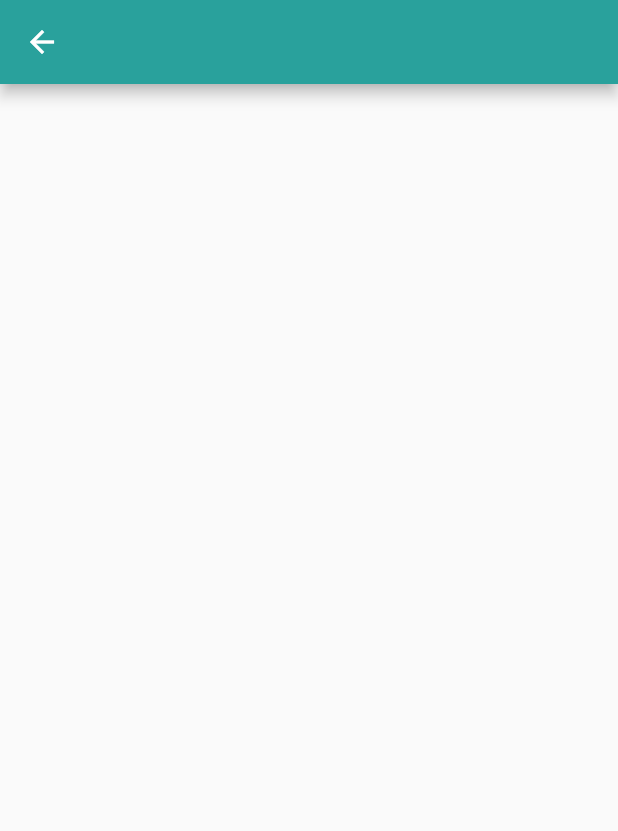
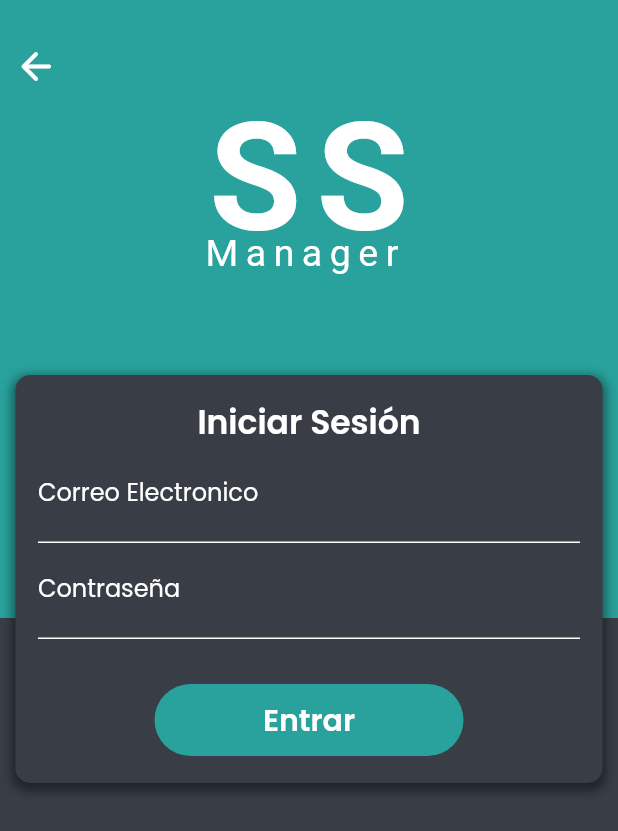
Before and after one commit to Hectorc70/ss_manager, a Flutter app: the LoginPage screen opened by its route, on a phone screen of 412 x 824 dp. Shown: the top 831 px of the screen. Run offline on Flutter 3.47's test engine with Material 2 defaults, Android fonts, the phone set to English and light mode, and no system bars.

Commit message:
Diseño de pantalla de Login

```diff
--- a/lib/src/pages/autenticacion/login_page.dart
+++ b/lib/src/pages/autenticacion/login_page.dart
@@ -1,12 +1,182 @@
 import 'package:flutter/material.dart';
+import 'package:provider/provider.dart';
+import 'package:ss_manager/src/validations/autenticacion.dart';
+
+class LoginPage extends StatelessWidget {
+  @override
+  Widget build(BuildContext context) {
+    return Material(
+        child: Stack(children: [
+      _background(context),
+      _header(context),
+      _formLogin(context),
+    ]));
+  }
+
+  Widget _header(BuildContext context) {
+    final colorPrimary = Theme.of(context).primaryColor;
+    final heigth = MediaQuery.of(context).size.height;
+    return Container(
+        color: colorPrimary,
+        width: double.infinity,
+        height: heigth / 2.0,
+        child: Column(
+          children: [
+            SizedBox(height: 20.0),
+            Row(
+              children: [
+                IconButton(
+                  onPressed: () {
+                    Navigator.pushReplacementNamed(context, '/');
+                  },
+                  icon: Icon(Icons.arrow_back_rounded),
+                  color: Colors.white,
+                  iconSize: 30.0,
+                )
+              ],
+            ),
+            SizedBox(
+              height: 10.0,
+            ),
+            _logo(context),
+          ],
+        ));
+  }
+
+  Widget _formLogin(BuildContext context) {
+    final validationService = Provider.of<SignupValidation>(context);
+    final width = MediaQuery.of(context).size.width;
+    final colorSecond = Color.fromRGBO(57, 62, 70, 1);
+    final colorPrimary = Theme.of(context).primaryColor;
+    return SingleChildScrollView(
+      child: Column(
+        children: [
+          SafeArea(child: Container(height: 250.0)),
+          Container(
+            width: width * .95,
+            padding: EdgeInsets.all(15.0),
+            decoration: BoxDecoration(
+                color: colorSecond,
+                borderRadius: BorderRadius.circular(10.0),
+                boxShadow: <BoxShadow>[
+                  BoxShadow(
+                    color: Colors.black45,
+                    blurRadius: 5.0,
+                    offset: Offset(0.0, 3.0),
+                    spreadRadius: 2.0,
+                  )
+                ]),
+            child: Column(
+              children: [
+                Text(
+                  'Iniciar Sesión',
+                  style: TextStyle(
+                      color: Colors.white,
+                      fontWeight: FontWeight.w600,
+                      fontSize: 22.0),
+                ),
 
 
-class LoginPage extends StatelessWidget {
-
-  @override
-  Widget build(BuildContext context) {
-    return Container(
-      child: Scaffold(appBar: AppBar(),),
+                TextFormField(
+                  onChanged: (String value) {
+                    validationService.changeName(value);
+                  },
+                  decoration: InputDecoration(
+                    enabledBorder: UnderlineInputBorder(
+                        borderSide: BorderSide(color: Colors.white)),
+                    labelText: 'Correo Electronico',
+                    labelStyle: TextStyle(color: Colors.white),
+                    hintText: 'correo_99@gmail.com',
+                    hintStyle: TextStyle(color: Colors.grey[400]),
+                    errorText: validationService.name.error,
+                  ),
+                ),
+                TextFormField(
+                  onChanged: (String value) {
+                    validationService.changeName(value);
+                  },
+                  decoration: InputDecoration(
+                    enabledBorder: UnderlineInputBorder(
+                        borderSide: BorderSide(color: Colors.white)),
+                    labelText: 'Contraseña',
+                    labelStyle: TextStyle(color: Colors.white),
+                    hintText: '2435fdg65#',
+                    hintStyle: TextStyle(color: Colors.grey[400]),
+                    errorText: validationService.name.error,
+                  ),
+                ),
+                SizedBox(
+                  height: 30.0,
+                ),
+                Material(
+                  color: colorPrimary,
+                  borderRadius: BorderRadius.circular(30.0),
+                  child: MaterialButton(
+                    padding: EdgeInsets.fromLTRB(0.0, 0.0, 0.0, 0.0),
+                    minWidth: width * .50,
+                    onPressed: () {
+                      Navigator.pushNamed(context, 'login');
+                    },
+                    child: Text(
+                      "Entrar",
+                      textAlign: TextAlign.center,
+                      style: TextStyle(
+                          fontFamily: 'Poppins',
+                          fontSize: 20.0,
+                          fontWeight: FontWeight.w600,
+                          decoration: TextDecoration.none,
+                          color: Colors.white),
+                    ),
+                  ),
+                ),
+                SizedBox(
+                  height: 3.0,
+                ),
+              ],
+            ),
+          ),
+        ],
+      ),
     );
   }
+
+  Widget _background(BuildContext context) {
+    final colorSecond = Color.fromRGBO(57, 62, 70, 1);
+    return Container(
+      height: double.infinity,
+      width: double.infinity,
+      decoration: BoxDecoration(color: colorSecond),
+    );
+  }
+
+  Widget _logo(BuildContext context) {
+    return Container(
+        width: double.infinity,
+        alignment: Alignment.center,
+        height: 130.0,
+        child: RichText(
+            text: TextSpan(
+                style: TextStyle(
+                    fontFamily: 'Post',
+                    fontSize: 25.0,
+                    fontWeight: FontWeight.normal,
+                    decoration: TextDecoration.none,
+                    height: 0.6,
+                    color: Colors.white),
+                children: <TextSpan>[
+              TextSpan(
+                  text: "SS\n",
+                  style: TextStyle(
+                    fontSize: 100.0,
+                    fontWeight: FontWeight.bold,
+                    letterSpacing: 10.0,
+                  )),
+              TextSpan(
+                text: 'Manager',
+                style: TextStyle(
+                  letterSpacing: 5.0,
+                ),
+              )
+            ])));
+  }
 }
```
